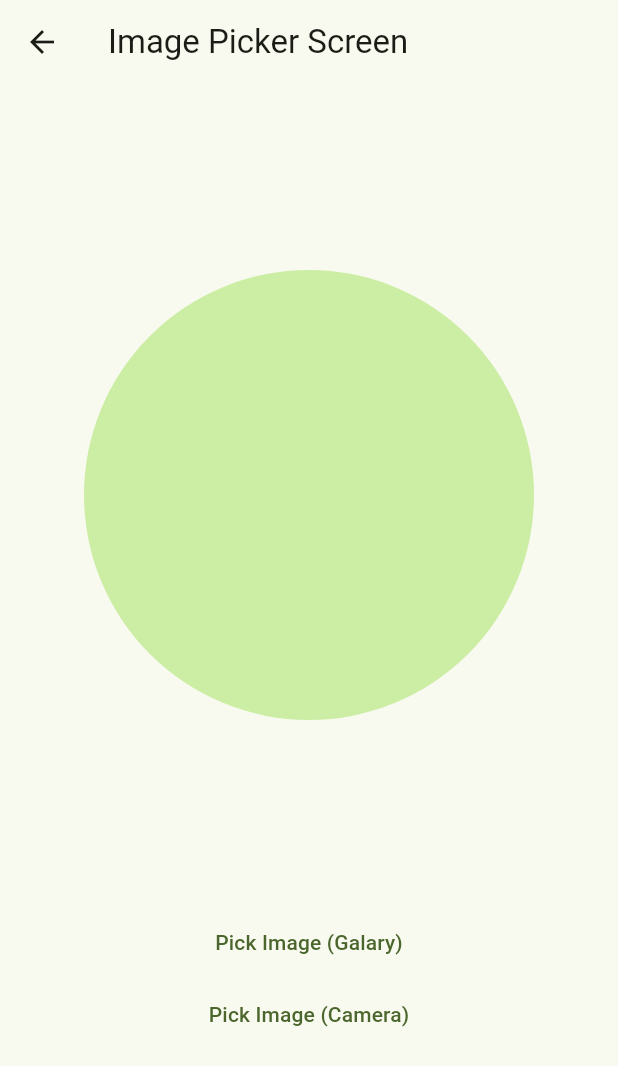
After one commit to Ankit5125/Flutter-GetX-Practice, a Flutter app: the screen it shows after launch, after a tap on "Image Picker", on a phone screen of 412 x 824 dp. The commit adds this screen. Shown: the top 1066 px of the screen. Run offline on Flutter 3.47's test engine with Material 3 defaults, Android fonts, the phone set to English and light mode, and no system bars; our stand-ins replace get, image_picker.

Commit message:
learned image picker with getX

```diff
--- /dev/null
+++ b/lib/Controllers/ImagePickerController.dart
@@ -0,0 +1,16 @@
+import 'package:get/get.dart';
+import 'package:image_picker/image_picker.dart';
+
+class ImagePickerController extends GetxController {
+  final ImagePicker picker = ImagePicker();
+  RxString imagePath = ''.obs;
+
+  Future getImage(bool fromCamera) async {
+    final image = await picker.pickImage(
+      source: fromCamera ? ImageSource.camera : ImageSource.gallery,
+    );
+    if (image != null) {
+      imagePath.value = image.path;
+    }
+  }
+}
--- a/lib/Screens/HomePage.dart
+++ b/lib/Screens/HomePage.dart
@@ -1,5 +1,6 @@
 import 'package:flutter/material.dart';
 import 'package:get/get.dart';
+import 'package:getx_practice/Screens/ImagePicker/ImagePicker.dart';
 import 'package:getx_practice/Screens/LocalizationExample/Localization.dart';
 import 'package:getx_practice/Screens/MediaQueryExample/MediaQueryExample.dart';
 import 'package:getx_practice/Screens/ScreenTwo/ScreenTwo.dart';
@@ -92,6 +93,12 @@ class HomePage extends StatelessWidget {
               Get.to(StateManagementFavourite());
             },
           ),
+          ListTileCard(
+            string: "Image Picker",
+            onTap: () {
+              Get.to(ImagePickerScreen());
+            },
+          ),
         ],
       ),
     );
--- /dev/null
+++ b/lib/Screens/ImagePicker/ImagePicker.dart
@@ -0,0 +1,50 @@
+import 'dart:io';
+
+import 'package:flutter/material.dart';
+import 'package:get/get.dart';
+import 'package:getx_practice/Controllers/ImagePickerController.dart';
+
+class ImagePickerScreen extends StatelessWidget {
+  ImagePickerScreen({super.key});
+
+  ImagePickerController controller = Get.put(ImagePickerController());
+
+  @override
+  Widget build(BuildContext context) {
+    return Scaffold(
+      appBar: AppBar(title: Text("Image Picker Screen")),
+      body: Center(
+        child: Column(
+          mainAxisAlignment: MainAxisAlignment.spaceEvenly,
+          crossAxisAlignment: CrossAxisAlignment.center,
+          children: [
+            Obx(
+              () => CircleAvatar(
+                radius: 150,
+                backgroundImage: controller.imagePath.isNotEmpty
+                    ? FileImage(File(controller.imagePath.string))
+                    : null,
+              ),
+            ),
+            Column(
+              children: [
+                TextButton(
+                  onPressed: () {
+                    controller.getImage(false);
+                  },
+                  child: Text("Pick Image (Galary)"),
+                ),
+                TextButton(
+                  onPressed: () {
+                    controller.getImage(true);
+                  },
+                  child: Text("Pick Image (Camera)"),
+                ),
+              ],
+            ),
+          ],
+        ),
+      ),
+    );
+  }
+}
--- a/pubspec.yaml
+++ b/pubspec.yaml
@@ -31,6 +31,7 @@ dependencies:
   flutter:
     sdk: flutter
   get:
+  image_picker:
 
   # The following adds the Cupertino Icons font to your application.
   # Use with the CupertinoIcons class for iOS style icons.
```
Also changed, not shown: pubspec.lock, 5 other files.
